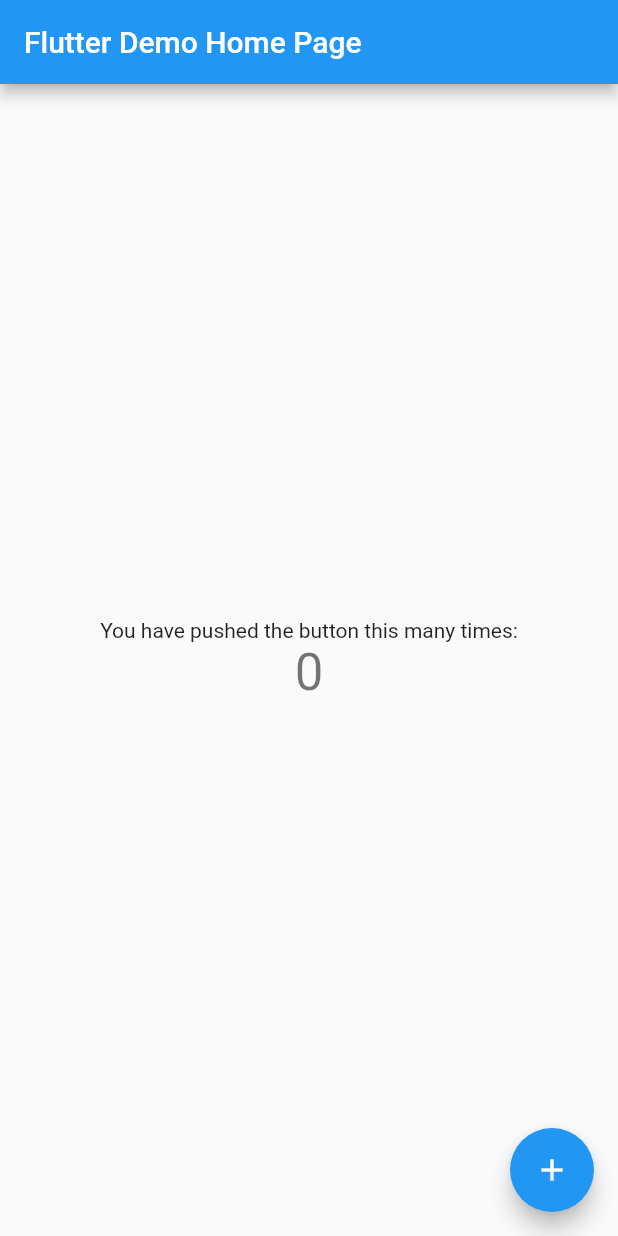
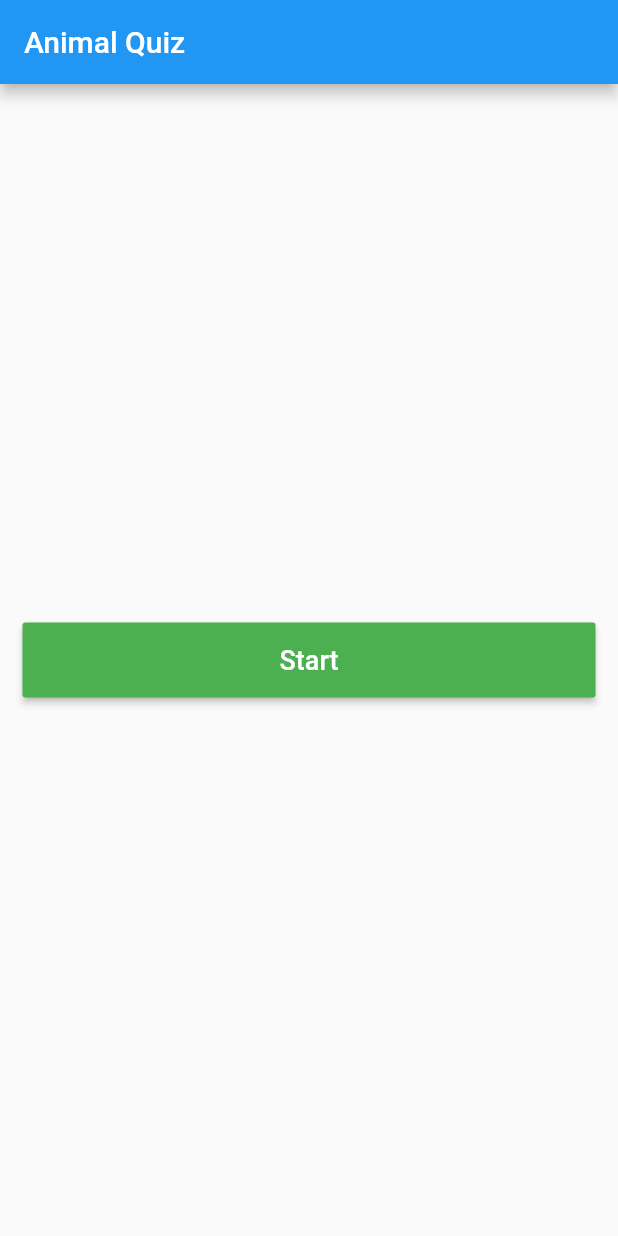
Before and after one commit to hho114/flutter_simple_quiz, a Flutter app: the screen it shows after launch, on a phone screen of 412 x 824 dp. Run offline on Flutter 3.47's test engine with Material 2 defaults, Android fonts, the phone set to English and light mode, and no system bars.

Commit message:
update partial project

```diff
--- a/lib/main.dart
+++ b/lib/main.dart
@@ -1,111 +1,61 @@
 import 'package:flutter/material.dart';
+import './quiz.dart';
 
-void main() => runApp(MyApp());
 
-class MyApp extends StatelessWidget {
-  // This widget is the root of your application.
+void main(){
+  runApp(
+      new MaterialApp(
+        home: new AnimalQuiz(),
+      )
+  );
+}
+
+class AnimalQuiz extends StatefulWidget{
   @override
-  Widget build(BuildContext context) {
-    return MaterialApp(
-      title: 'Flutter Demo',
-      theme: ThemeData(
-        // This is the theme of your application.
-        //
-        // Try running your application with "flutter run". You'll see the
-        // application has a blue toolbar. Then, without quitting the app, try
-        // changing the primarySwatch below to Colors.green and then invoke
-        // "hot reload" (press "r" in the console where you ran "flutter run",
-        // or simply save your changes to "hot reload" in a Flutter IDE).
-        // Notice that the counter didn't reset back to zero; the application
-        // is not restarted.
-        primarySwatch: Colors.blue,
-      ),
-      home: MyHomePage(title: 'Flutter Demo Home Page'),
-    );
+  State<StatefulWidget> createState() {
+    return new AnimalQuizState();
   }
 }
 
-class MyHomePage extends StatefulWidget {
-  MyHomePage({Key key, this.title}) : super(key: key);
-
-  // This widget is the home page of your application. It is stateful, meaning
-  // that it has a State object (defined below) that contains fields that affect
-  // how it looks.
-
-  // This class is the configuration for the state. It holds the values (in this
-  // case the title) provided by the parent (in this case the App widget) and
-  // used by the build method of the State. Fields in a Widget subclass are
-  // always marked "final".
-
-  final String title;
-
-  @override
-  _MyHomePageState createState() => _MyHomePageState();
-}
-
-class _MyHomePageState extends State<MyHomePage> {
-  int _counter = 0;
-
-  void _incrementCounter() {
-    setState(() {
-      // This call to setState tells the Flutter framework that something has
-      // changed in this State, which causes it to rerun the build method below
-      // so that the display can reflect the updated values. If we changed
-      // _counter without calling setState(), then the build method would not be
-      // called again, and so nothing would appear to happen.
-      _counter++;
-    });
-  }
-
+class AnimalQuizState extends State<AnimalQuiz>{
   @override
   Widget build(BuildContext context) {
-    // This method is rerun every time setState is called, for instance as done
-    // by the _incrementCounter method above.
-    //
-    // The Flutter framework has been optimized to make rerunning build methods
-    // fast, so that you can just rebuild anything that needs updating rather
-    // than having to individually change instances of widgets.
-    return Scaffold(
-      appBar: AppBar(
-        // Here we take the value from the MyHomePage object that was created by
-        // the App.build method, and use it to set our appbar title.
-        title: Text(widget.title),
+    return new Scaffold(
+      appBar: new AppBar(
+        title: new Text("Animal Quiz"),
+        backgroundColor: Colors.blue,
       ),
-      body: Center(
-        // Center is a layout widget. It takes a single child and positions it
-        // in the middle of the parent.
-        child: Column(
-          // Column is also layout widget. It takes a list of children and
-          // arranges them vertically. By default, it sizes itself to fit its
-          // children horizontally, and tries to be as tall as its parent.
-          //
-          // Invoke "debug painting" (press "p" in the console, choose the
-          // "Toggle Debug Paint" action from the Flutter Inspector in Android
-          // Studio, or the "Toggle Debug Paint" command in Visual Studio Code)
-          // to see the wireframe for each widget.
-          //
-          // Column has various properties to control how it sizes itself and
-          // how it positions its children. Here we use mainAxisAlignment to
-          // center the children vertically; the main axis here is the vertical
-          // axis because Columns are vertical (the cross axis would be
-          // horizontal).
+
+
+      body: new Container(
+        margin: const EdgeInsets.all(15.0),
+        child: new Column(
+
+          crossAxisAlignment: CrossAxisAlignment.stretch,
           mainAxisAlignment: MainAxisAlignment.center,
           children: <Widget>[
-            Text(
-              'You have pushed the button this many times:',
-            ),
-            Text(
-              '$_counter',
-              style: Theme.of(context).textTheme.display1,
-            ),
+
+            new MaterialButton(
+                height: 50.0,
+                color: Colors.green,
+                onPressed: startQuiz,
+                child: new Text("Start",
+                  style: new TextStyle(
+                      fontSize: 18.0,
+                      color: Colors.white
+                  ),)
+            )
           ],
         ),
       ),
-      floatingActionButton: FloatingActionButton(
-        onPressed: _incrementCounter,
-        tooltip: 'Increment',
-        child: Icon(Icons.add),
-      ), // This trailing comma makes auto-formatting nicer for build methods.
+
+
     );
   }
+
+  void startQuiz(){
+    setState(() {
+      Navigator.push(context, new MaterialPageRoute(builder: (context)=> new Quiz()));
+    });
+  }
 }
```
Also changed, not shown: lib/quiz.dart (added, +287 -0 lines), pubspec.yaml (+7 -0 lines), images/alligator.jpg (added), images/cat.jpg (added), images/dog.jpg (added), images/owl.jpg (added), 1 other file.
